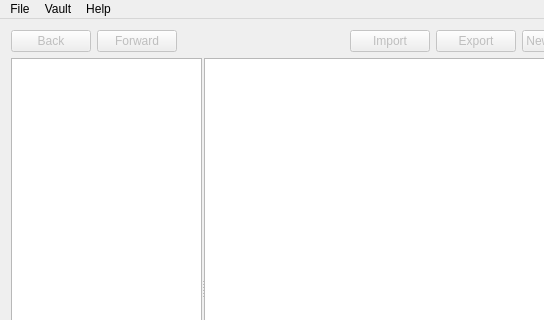
Before: the Qt Designer form src/mainwindow/mainwindow.ui in partition-safe/partition-safe, drawn with Qt 5; both pictures show x 0 to 544 and y 0 to 320 of the 789 by 550 pixel window.
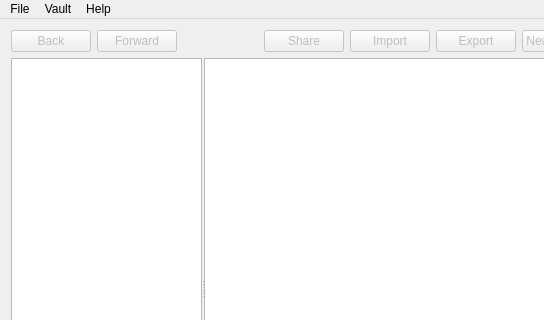
After: the same form once the commit is applied. Icons and pictures are not drawn. Custom widgets are drawn as their Qt base class.

Commit message: #35 Implemented share dialog

What changed in the file:
```diff
--- a/src/mainwindow/mainwindow.ui
+++ b/src/mainwindow/mainwindow.ui
@@ -132,6 +132,19 @@
         </property>
        </spacer>
       </item>
+      <item>
+       <widget class="QPushButton" name="buttonShare">
+        <property name="enabled">
+         <bool>false</bool>
+        </property>
+        <property name="toolTip">
+         <string>Share</string>
+        </property>
+        <property name="text">
+         <string>Share</string>
+        </property>
+       </widget>
+      </item>
       <item>
        <widget class="QPushButton" name="buttonImport">
         <property name="enabled">
```
The commit also changes 9 other files.
